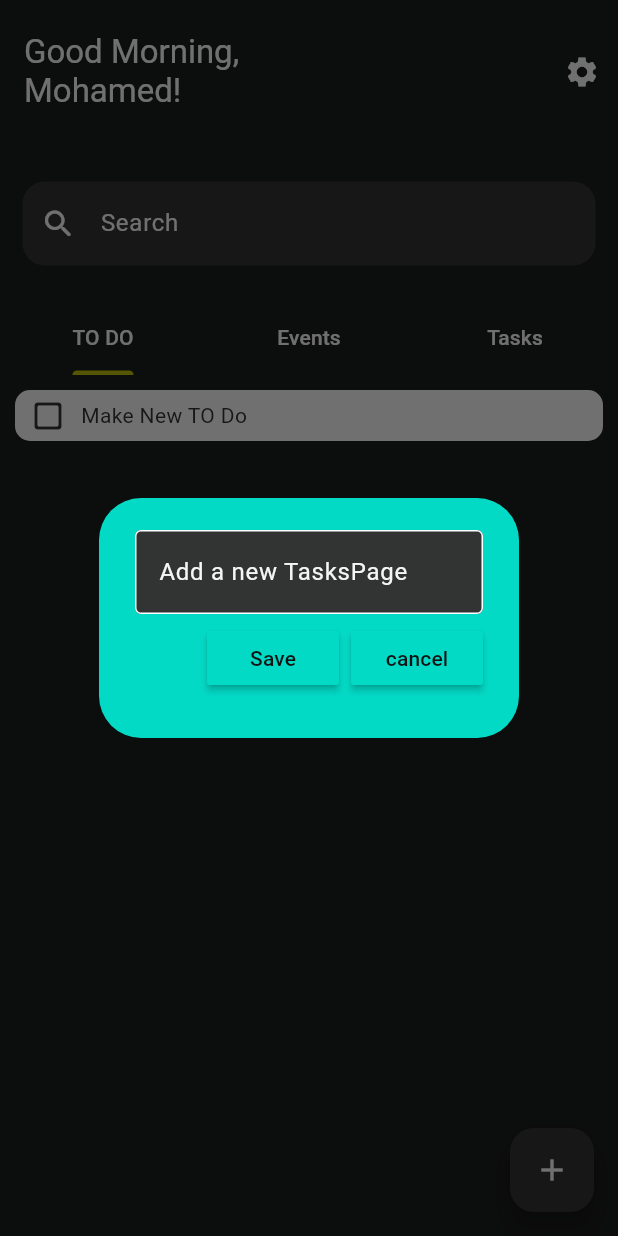
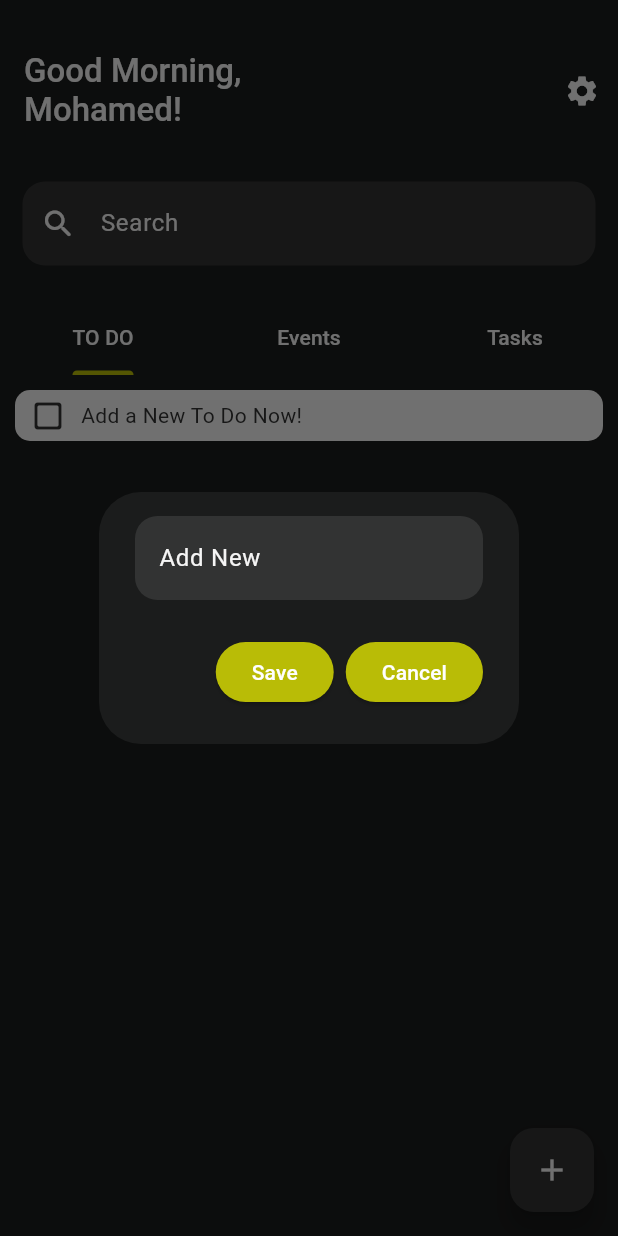
Before and after one commit to zayan1110/ToDo, a Flutter app: the screen it shows after launch, after a tap on the "add" icon, on a phone screen of 412 x 824 dp. Run offline on Flutter 3.47's test engine with Material 3 defaults, Android fonts, the phone set to English and light mode, and no system bars; our stand-ins replace hive, hive_flutter; accounts and stored records are empty.

Commit message:
Database Code Refactoring

```diff
--- /dev/null
+++ b/lib/constants.dart
@@ -0,0 +1,5 @@
+class AppConstants {
+  static const String toDoBoxKey = "TODO_KEY";
+  static const String taskBoxKey = "TASK_KEY";
+  static const String eventBoxKey = "EVENT_KEY";
+}
--- /dev/null
+++ b/lib/data/database.dart
@@ -0,0 +1,30 @@
+import 'package:hive/hive.dart';
+import 'package:todo_app/constants.dart';
+import 'package:todo_app/domain/event_model.dart';
+import 'package:todo_app/domain/task_model.dart';
+
+import '../domain/todo_model.dart';
+
+class Database {
+  late final Box _box;
+  late final List database;
+  final String _databaseKey;
+
+  Database(this._databaseKey) {
+    _box = Hive.box(_databaseKey);
+    database = _box.get(_databaseKey, defaultValue: _defaultValue());
+  }
+
+  List _defaultValue() => [
+        switch (_databaseKey) {
+          AppConstants.toDoBoxKey => ToDo(name: "Add a New To Do Now!"),
+          AppConstants.taskBoxKey => Task(title: "Task", date: DateTime.now(), description: "description"),
+          AppConstants.eventBoxKey => Event(title: "Event", date: DateTime.now(), endDate: DateTime.now(), description: "description"),
+          _ => null
+        }
+      ];
+
+  void updateDatabase() => _box.put(_databaseKey, database);
+  void addToDatabase(dynamic data) => {database.add(data), updateDatabase()};
+  void removeFromDatabase(dynamic data) => {database.remove(data), updateDatabase()};
+}
--- a/lib/data/todo_database.dart
+++ /dev/null
@@ -1,26 +0,0 @@
-import 'package:hive/hive.dart';
-
-import '../domain/todo_model.dart';
-
-const String _boxKey = "BOX_KEY";
-const String _toDoKey = "TODO_KEY";
-
-class ToDoDatabase {
-  ToDoDatabase._();
-
-  factory ToDoDatabase() => _instance;
-
-  static final ToDoDatabase _instance = ToDoDatabase._();
-
-  List get toDos => _todo;
-
-  static final _box = Hive.box(_boxKey);
-
-  void updateDatabase() => _box.put(_toDoKey, _todo);
-
-  void addToDo(ToDo todo) => {_todo.add(todo), updateDatabase()};
-
-  void removeToDo(ToDo todo) => {_todo.remove(todo), updateDatabase()};
-
-  final List _todo = _box.get(_toDoKey, defaultValue: [ToDo(name: "Make New TO Do")]);
-}
--- a/lib/domain/event_model.dart
+++ b/lib/domain/event_model.dart
@@ -1,7 +1,7 @@
-import 'task_and_event_model.dart';
+import 'event_or_task_model.dart';
 
-class Event extends TaskAndEvent {
+class Event extends EventOrTask {
   final DateTime endDate;
 
-  Event({required this.endDate, required super.name, required super.date, required super.description});
+  Event({required super.title, required super.date, required this.endDate, required super.description});
 }
--- a/lib/domain/task_model.dart
+++ b/lib/domain/task_model.dart
@@ -1,8 +1,8 @@
-import 'task_and_event_model.dart';
+import 'event_or_task_model.dart';
 
-class Task extends TaskAndEvent {
-  final Status status;
-  Task({required this.status, required super.name, required super.date, required super.description});
+class Task extends EventOrTask {
+  // final Status status;
+  Task({required super.title, required super.date, required super.description}); // required this.status,
 }
 
-enum Status { toDo, done, late }
+// enum Status { toDo, done, late }
--- a/lib/main.dart
+++ b/lib/main.dart
@@ -1,6 +1,7 @@
 import 'package:flutter/material.dart';
 import 'package:flutter/services.dart';
 import 'package:hive_flutter/hive_flutter.dart';
+import 'package:todo_app/constants.dart';
 
 import 'app/app.dart';
 import 'domain/todo_model.dart';
@@ -10,7 +11,7 @@ void main() async {
 
   await Hive.initFlutter();
   Hive.registerAdapter(ToDoAdapter());
-  await Hive.openBox('BOX_KEY');
+  [await Hive.openBox(AppConstants.toDoBoxKey), await Hive.openBox(AppConstants.taskBoxKey), await Hive.openBox(AppConstants.eventBoxKey)];
 
   SystemChrome.setPreferredOrientations([DeviceOrientation.portraitUp]);
   SystemChrome.setEnabledSystemUIMode(SystemUiMode.immersiveSticky, overlays: [SystemUiOverlay.top]);
--- a/lib/presentation/main_view.dart
+++ b/lib/presentation/main_view.dart
@@ -1,9 +1,13 @@
 import 'package:flutter/material.dart';
 
+import '../constants.dart';
+import '../data/database.dart';
+import '../domain/todo_model.dart';
 import 'pages/events_page.dart';
 import 'pages/tasks_page.dart';
 import 'pages/todo_page.dart';
 import 'resources/routes.dart';
+import 'widgets/dialog_box.dart';
 
 class MainView extends StatefulWidget {
   const MainView({super.key});
@@ -13,16 +17,20 @@ class MainView extends StatefulWidget {
 }
 
 class _MainViewState extends State<MainView> with SingleTickerProviderStateMixin {
-  late TabController _tabController;
-
-  @override
-  void initState() {
-    super.initState();
-    _tabController = TabController(length: 3, vsync: this);
-  }
+  static late TabController _tabController;
+  static final Database db = Database(AppConstants.toDoBoxKey);
+  static final TextEditingController _controller = TextEditingController();
 
   @override
   void dispose() => {_tabController.dispose(), super.dispose()};
+
+  @override
+  void initState() => {_tabController = TabController(length: 3, vsync: this), super.initState()};
+
+  void saveNew() => {setState(() => db.addToDatabase(ToDo(name: _controller.text))), _controller.clear(), Navigator.pop(context)};
+
+  void createNew(BuildContext context) =>
+      showDialog(context: context, builder: (context) => DialogBox(onSave: saveNew, controller: _controller, onCancel: Navigator.of(context).pop));
 
   @override
   Widget build(BuildContext context) {
@@ -36,7 +44,6 @@ class _MainViewState extends State<MainView> with SingleTickerProviderStateMixin
           preferredSize: const Size.fromHeight(100),
           child: Column(
             children: [
-              const SizedBox(height: 25),
               const Padding(
                 padding: EdgeInsets.symmetric(horizontal: 15),
                 child: TextField(decoration: InputDecoration(prefixIcon: Icon(Icons.search_rounded), hintText: 'Search')),
@@ -52,6 +59,7 @@ class _MainViewState extends State<MainView> with SingleTickerProviderStateMixin
           Expanded(child: TabBarView(controller: _tabController, children: const [ToDoPage(), EventsPage(), TasksPage()])),
         ],
       ),
+      floatingActionButton: FloatingActionButton(child: const Icon(Icons.add), onPressed: () => createNew(context)),
     );
   }
 }
--- a/lib/presentation/pages/events_page.dart
+++ b/lib/presentation/pages/events_page.dart
@@ -1,10 +1,13 @@
 import 'package:flutter/material.dart';
+
+import '../../constants.dart';
+import 'widgets/events_or_tasks_page.dart';
 
 class EventsPage extends StatelessWidget {
   const EventsPage({super.key});
 
   @override
   Widget build(BuildContext context) {
-    return const Scaffold();
+    return const EventsOrTasksPage(databaseKey: AppConstants.eventBoxKey);
   }
 }
--- a/lib/presentation/pages/tasks_page.dart
+++ b/lib/presentation/pages/tasks_page.dart
@@ -1,10 +1,13 @@
 import 'package:flutter/material.dart';
+
+import '../../constants.dart';
+import 'widgets/events_or_tasks_page.dart';
 
 class TasksPage extends StatelessWidget {
   const TasksPage({super.key});
 
   @override
   Widget build(BuildContext context) {
-    return const Scaffold();
+    return const EventsOrTasksPage(databaseKey: AppConstants.taskBoxKey);
   }
 }
--- a/lib/presentation/pages/todo_page.dart
+++ b/lib/presentation/pages/todo_page.dart
@@ -1,8 +1,8 @@
 import 'package:flutter/material.dart';
 
-import '../../data/todo_database.dart';
+import '../../constants.dart';
+import '../../data/database.dart';
 import '../../domain/todo_model.dart';
-import '../widgets/dialog_box.dart';
 
 class ToDoPage extends StatefulWidget {
   const ToDoPage({super.key});
@@ -12,24 +12,17 @@ class ToDoPage extends StatefulWidget {
 }
 
 class _ToDoPageState extends State<ToDoPage> {
-  final ToDoDatabase db = ToDoDatabase();
-  final _controller = TextEditingController();
-
-  void saveNewToDo() => {setState(() => db.addToDo(ToDo(name: _controller.text))), _controller.clear(), Navigator.pop(context)};
-
-  void createNewToDo(BuildContext context) => showDialog(
-      context: context, builder: (context) => DialogBox(onSave: saveNewToDo, controller: _controller, onCancel: Navigator.of(context).pop));
+  final Database db = Database(AppConstants.toDoBoxKey);
 
   @override
   Widget build(BuildContext context) {
     return Scaffold(
       body: ListView.separated(
-        itemCount: db.toDos.length,
+        itemCount: db.database.length,
         padding: const EdgeInsets.all(10),
         separatorBuilder: (_, __) => const SizedBox(height: 10),
-        itemBuilder: (_, index) => ToDoTile(todo: db.toDos[index]),
+        itemBuilder: (_, index) => ToDoTile(todo: db.database[index]),
       ),
-      floatingActionButton: FloatingActionButton(child: const Icon(Icons.add), onPressed: () => createNewToDo(context)),
     );
   }
 }
@@ -43,7 +36,7 @@ class ToDoTile extends StatefulWidget {
 }
 
 class _ToDoTileState extends State<ToDoTile> {
-  final ToDoDatabase db = ToDoDatabase();
+  final Database db = Database(AppConstants.toDoBoxKey);
 
   void checkBoxChanged() => setState(() => {widget.todo.toggleChecked(), db.updateDatabase()});
 
--- a/lib/presentation/resources/theme/app_theme.dart
+++ b/lib/presentation/resources/theme/app_theme.dart
@@ -73,7 +73,7 @@ class AppTheme {
       // App Bar
       appBarTheme: const AppBarTheme(
         backgroundColor: AppColors.backgroundDark,
-        titleTextStyle: TextStyle(fontSize: 22, color: AppColors.secondaryDark),
+        titleTextStyle: TextStyle(fontSize: 22, color: AppColors.secondaryDark, fontWeight: FontWeight.w500),
       ),
 
       // ToDo: Text Theme
@@ -88,6 +88,9 @@ class AppTheme {
         border: OutlineInputBorder(borderRadius: BorderRadius.circular(15), borderSide: BorderSide.none),
       ),
 
+      // TextField Cursor Color
+      textSelectionTheme: const TextSelectionThemeData(cursorColor: Colors.white),
+
       // Tab Bar
       tabBarTheme: const TabBarTheme(
         dividerColor: Colors.transparent,
@@ -96,6 +99,24 @@ class AppTheme {
         unselectedLabelColor: AppColors.secondaryDark,
         overlayColor: MaterialStatePropertyAll(AppColors.greenDark),
       ),
+
+      // AlertDialog
+      dialogTheme: const DialogTheme(surfaceTintColor: Colors.transparent, backgroundColor: AppColors.backgroundDark),
+
+      // ElevatedButton
+      elevatedButtonTheme: ElevatedButtonThemeData(
+        style: ElevatedButton.styleFrom(
+          foregroundColor: Colors.white,
+          backgroundColor: AppColors.greenDark,
+        ),
+      ),
+
+      // ListTile
+      listTileTheme: const ListTileThemeData(
+        tileColor: AppColors.primaryDark,
+        contentPadding: EdgeInsets.symmetric(horizontal: 20),
+        shape: RoundedRectangleBorder(borderRadius: BorderRadius.all(Radius.circular(15))),
+      ),
     );
   }
 }
--- a/lib/presentation/widgets/custom_button.dart
+++ /dev/null
@@ -1,17 +0,0 @@
-import 'package:flutter/material.dart';
-
-class CustomButton extends StatelessWidget {
-  final String text;
-  final VoidCallback onPressed;
-
-  const CustomButton({super.key, required this.text, required this.onPressed});
-
-  @override
-  Widget build(BuildContext context) {
-    return MaterialButton(
-      onPressed: onPressed,
-      color: Theme.of(context).colorScheme.secondary,
-      child: Text(text, style: TextStyle(color: Theme.of(context).colorScheme.background)),
-    );
-  }
-}
--- a/lib/presentation/widgets/dialog_box.dart
+++ b/lib/presentation/widgets/dialog_box.dart
@@ -1,5 +1,4 @@
 import 'package:flutter/material.dart';
-import 'custom_button.dart';
 
 class DialogBox extends StatelessWidget {
   final VoidCallback onSave;
@@ -11,32 +10,8 @@ class DialogBox extends StatelessWidget {
   @override
   Widget build(BuildContext context) {
     return AlertDialog(
-      backgroundColor: Theme.of(context).colorScheme.secondary,
-      content: SizedBox(
-        height: 120,
-        child: Column(
-          mainAxisAlignment: MainAxisAlignment.spaceEvenly,
-          children: [
-            TextField(
-              controller: controller,
-              decoration: const InputDecoration(
-                border: OutlineInputBorder(),
-                hintText: 'Add a new TasksPage',
-              ),
-            ),
-            Row(
-              mainAxisAlignment: MainAxisAlignment.end,
-              children: [
-                CustomButton(text: 'Save', onPressed: onSave),
-                const SizedBox(
-                  width: 8,
-                ),
-                CustomButton(text: 'cancel', onPressed: onCancel)
-              ],
-            )
-          ],
-        ),
-      ),
+      content: TextField(controller: controller, decoration: const InputDecoration(hintText: 'Add New')),
+      actions: [ElevatedButton(onPressed: onSave, child: const Text("Save")), ElevatedButton(onPressed: onCancel, child: const Text("Cancel"))],
     );
   }
 }
```
Also changed, not shown: lib/domain/event_or_task_model.dart (added, +10 -0 lines), lib/domain/task_and_event_model.dart (deleted, +0 -10 lines), lib/presentation/pages/widgets/events_and_tasks_card.dart (added, +37 -0 lines), lib/presentation/pages/widgets/events_or_tasks_page.dart (added, +31 -0 lines), lib/presentation/settings_screen.dart (+10 -7 lines), pubspec.yaml (+8 -15 lines), lib/presentation/main_view_logic.dart (added), pubspec.lock.
